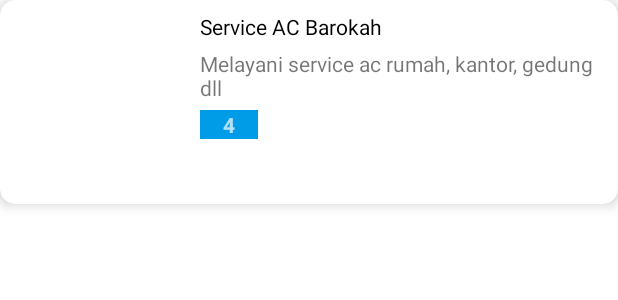
After one commit to ekocandra12/jasa_online, an Android app: the layout jasa_list.xml on its own in the app's theme, with its tools: preview values and no code run, on a phone screen of 412 x 824 dp. The commit adds this screen. Shown: the top 300 px of the screen. Run offline under Robolectric (Android 15) with nearby library versions, the phone set to English and light mode, and no system bars.

Commit message:
aplikasi jasa online sederhana

```diff
--- a/app/src/main/java/com/eko/jasa_online/helpers/Config.kt
+++ b/app/src/main/java/com/eko/jasa_online/helpers/Config.kt
@@ -5,5 +5,7 @@ class Config {
         const val SPLASH_TIME_OUT:Long = 3000
         const val BASE_URL = "http://192.168.1.33:3000"
         const val EXTRA_FRAGMENT_ID = "FRAGMENT_ID"
+        const val IMAGE_URL = BASE_URL + "img/"
+        const val EXTRA_JASA = "SEND_JASA"
     }
 }
--- /dev/null
+++ b/app/src/main/res/layout/jasa_list.xml
@@ -0,0 +1,65 @@
+<?xml version="1.0" encoding="utf-8"?>
+<LinearLayout xmlns:android="http://schemas.android.com/apk/res/android"
+    android:orientation="vertical"
+    android:layout_width="match_parent"
+    android:layout_height="wrap_content">
+    <androidx.cardview.widget.CardView
+        xmlns:app="http://schemas.android.com/apk/res-auto"
+        android:layout_width="match_parent"
+        android:layout_height="wrap_content"
+        app:cardElevation="5dp"
+        app:cardCornerRadius="10dp">
+        <RelativeLayout
+            android:layout_width="match_parent"
+            android:layout_height="wrap_content"
+            android:padding="8dp">
+            <ImageView
+                android:id="@+id/imageView"
+                android:layout_width="120dp"
+                android:layout_height="120dp"
+                android:padding="4dp"
+                android:layout_centerVertical="true"
+                android:contentDescription="@string/app_name" />
+            <TextView
+                android:id="@+id/tvNamaJasa"
+                android:layout_width="match_parent"
+                android:layout_height="wrap_content"
+                android:layout_alignParentTop="true"
+                android:layout_alignStart="@+id/tvDeskripsiSingkat"
+                android:text="@string/service_ac_barokah"
+
+                android:textAppearance="@style/Base.TextAppearance.AppCompat.Small"
+                android:textColor="#000000" />
+            <TextView
+                android:id="@+id/tvDeskripsiSingkat"
+                android:layout_width="match_parent"
+                android:layout_height="wrap_content"
+                android:layout_below="@id/tvNamaJasa"
+                android:layout_marginStart="5dp"
+                android:layout_marginTop="5dp"
+                android:layout_toEndOf="@id/imageView"
+                android:text="@string/deskripsi_ringkas"
+
+                android:textAppearance="@style/Base.TextAppearance.AppCompat.Small" />
+            <TextView
+                android:id="@+id/tvRating"
+                android:layout_width="wrap_content"
+                android:layout_height="wrap_content"
+                android:layout_below="@id/tvDeskripsiSingkat"
+                android:layout_marginStart="5dp"
+                android:layout_marginTop="5dp"
+                android:layout_toEndOf="@id/imageView"
+                android:background="@color/primary"
+                android:paddingLeft="15dp"
+                android:paddingRight="15dp"
+                android:text="@string/rating"
+
+                android:textAppearance="@style/Base.TextAppearance.AppCompat.Small.Inverse"
+                android:textStyle="bold" />
+        </RelativeLayout>
+    </androidx.cardview.widget.CardView>
+    <LinearLayout
+        android:layout_width="match_parent"
+        android:layout_height="wrap_content"
+        android:layout_marginBottom="16dp"/>
+</LinearLayout>
--- a/app/src/main/res/values/strings.xml
+++ b/app/src/main/res/values/strings.xml
@@ -54,4 +54,10 @@ Ikhlas, Desa Senggoro, Bengkalis - Riau</string>
     <!--form edit profile-->
     <string name="judul_password">Silahkan kosongkan password, jika tidak
 mau mengubahnya!</string>
+
+    <!--jasa list-->
+    <string name="service_ac_barokah">Service AC Barokah</string>
+    <string name="deskripsi_ringkas">Melayani service ac rumah, kantor,
+gedung dll</string>
+    <string name="rating">4</string>
 </resources>
```
Also changed, not shown: app/build.gradle (+12 -0 lines), app/src/main/java/com/eko/jasa_online/adapter/JasaAdapter.kt (added, +44 -0 lines), app/src/main/java/com/eko/jasa_online/fragments/BerandaFragment.kt (+66 -30 lines), app/src/main/java/com/eko/jasa_online/models/Jasa.kt (added, +22 -0 lines), app/src/main/java/com/eko/jasa_online/models/JasaResponse.kt (added, +7 -0 lines), app/src/main/java/com/eko/jasa_online/services/JasaService.kt (added, +10 -0 lines), app/src/main/res/layout/fragment_beranda.xml (+6 -8 lines).
